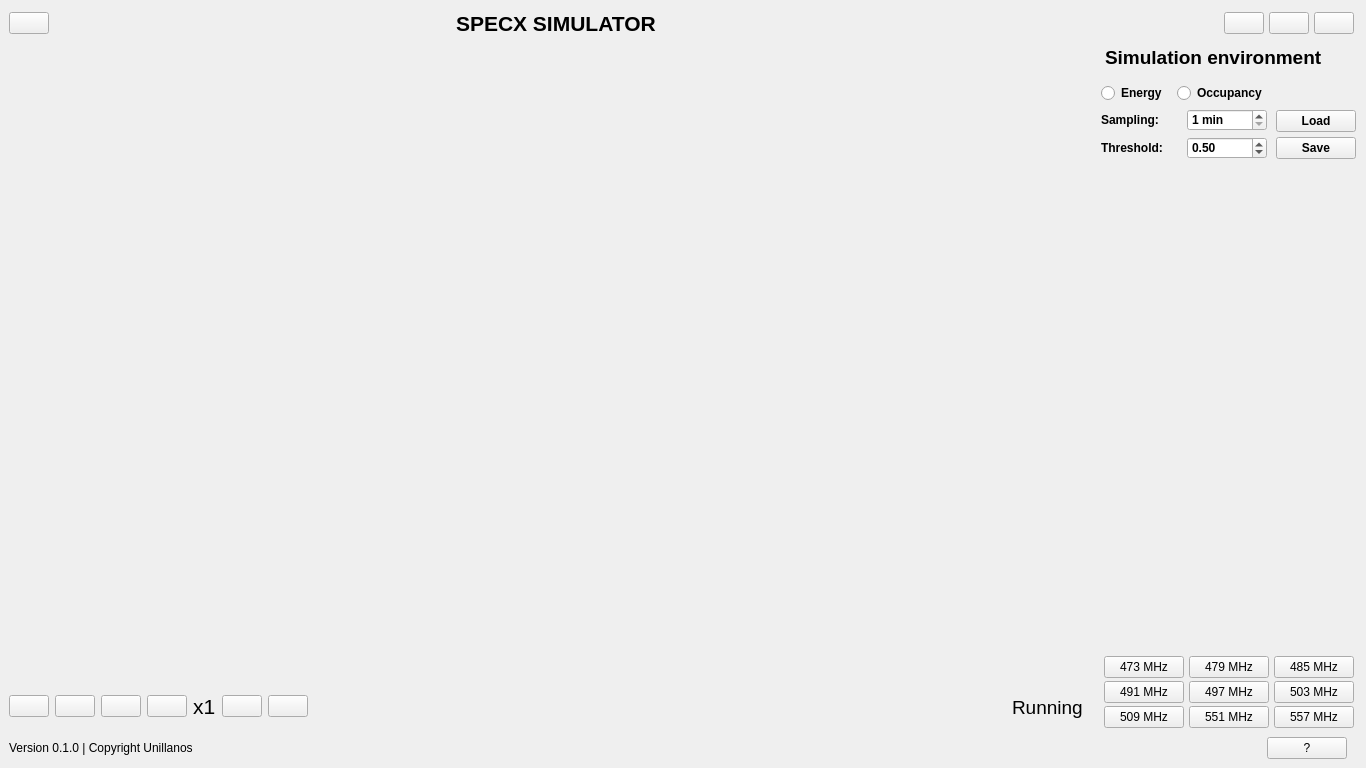
Qt form ui/main_window.ui (danialeresbar/specx_simulator) before a commit.
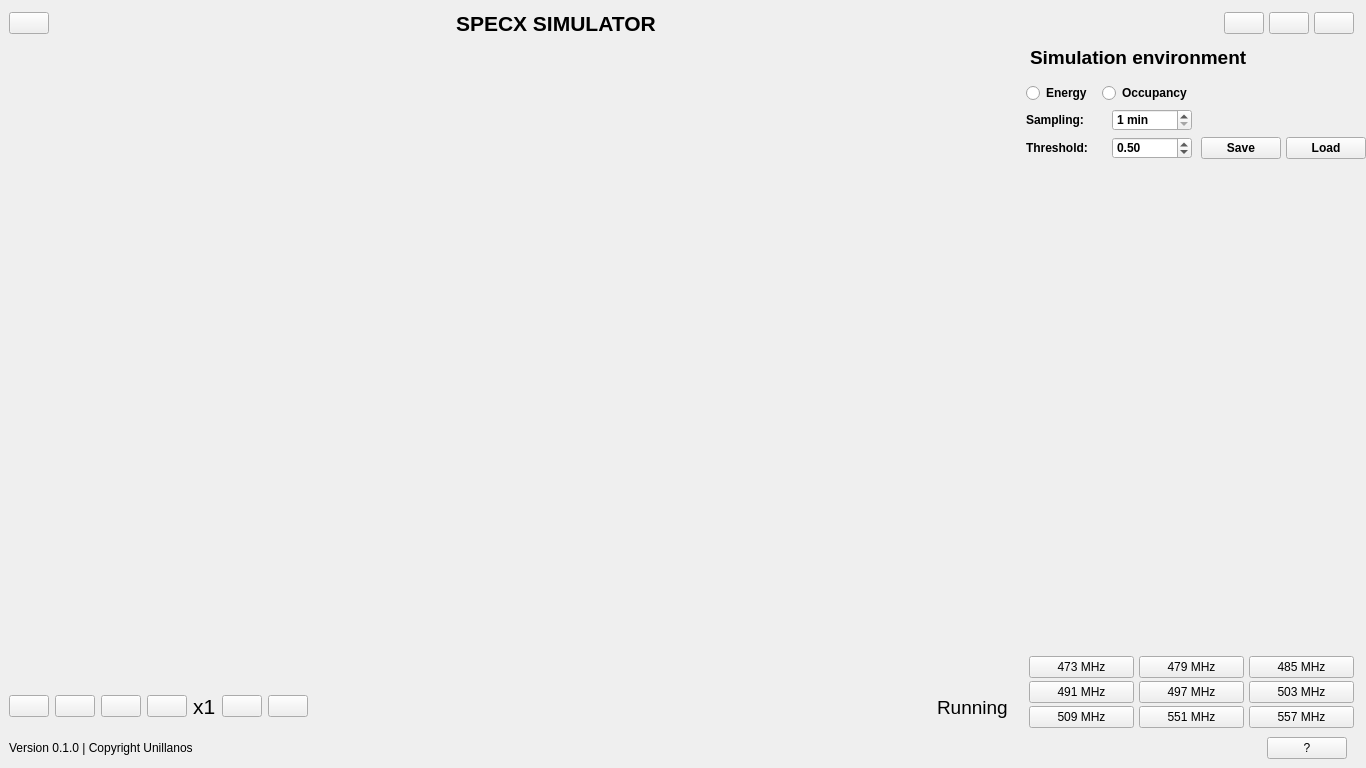
The same form after that commit. Icons and pictures are not drawn.

Commit message: Simulation experiment import-export feature (#5)

Patch:
```diff
--- a/ui/main_window.ui
+++ b/ui/main_window.ui
@@ -793,7 +793,7 @@
                <property name="frameShadow">
                 <enum>QFrame::Raised</enum>
                </property>
-               <layout class="QVBoxLayout" name="verticalLayout_6">
+               <layout class="QHBoxLayout" name="horizontalLayout_14">
                 <property name="spacing">
                  <number>5</number>
                 </property>
@@ -809,6 +809,24 @@
                 <property name="bottomMargin">
                  <number>0</number>
                 </property>
+                <item>
+                 <widget class="QPushButton" name="save_simulation_settings_btn">
+                  <property name="font">
+                   <font>
+                    <bold>true</bold>
+                   </font>
+                  </property>
+                  <property name="text">
+                   <string>Save</string>
+                  </property>
+                  <property name="iconSize">
+                   <size>
+                    <width>32</width>
+                    <height>32</height>
+                   </size>
+                  </property>
+                 </widget>
+                </item>
                 <item>
                  <widget class="QPushButton" name="load_simulation_settings_btn">
                   <property name="font">
@@ -830,24 +848,6 @@
                   </property>
                  </widget>
                 </item>
-                <item>
-                 <widget class="QPushButton" name="save_simulation_settings_btn">
-                  <property name="font">
-                   <font>
-                    <bold>true</bold>
-                   </font>
-                  </property>
-                  <property name="text">
-                   <string>Save</string>
-                  </property>
-                  <property name="iconSize">
-                   <size>
-                    <width>32</width>
-                    <height>32</height>
-                   </size>
-                  </property>
-                 </widget>
-                </item>
                </layout>
               </widget>
              </item>
```
The commit also changes 24 other files.
